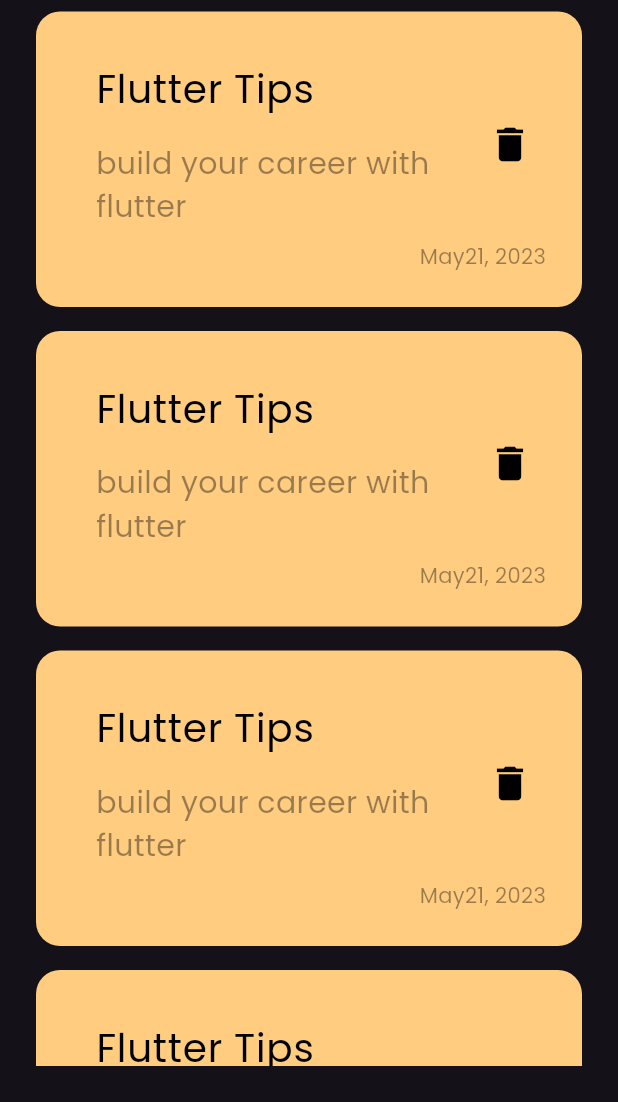
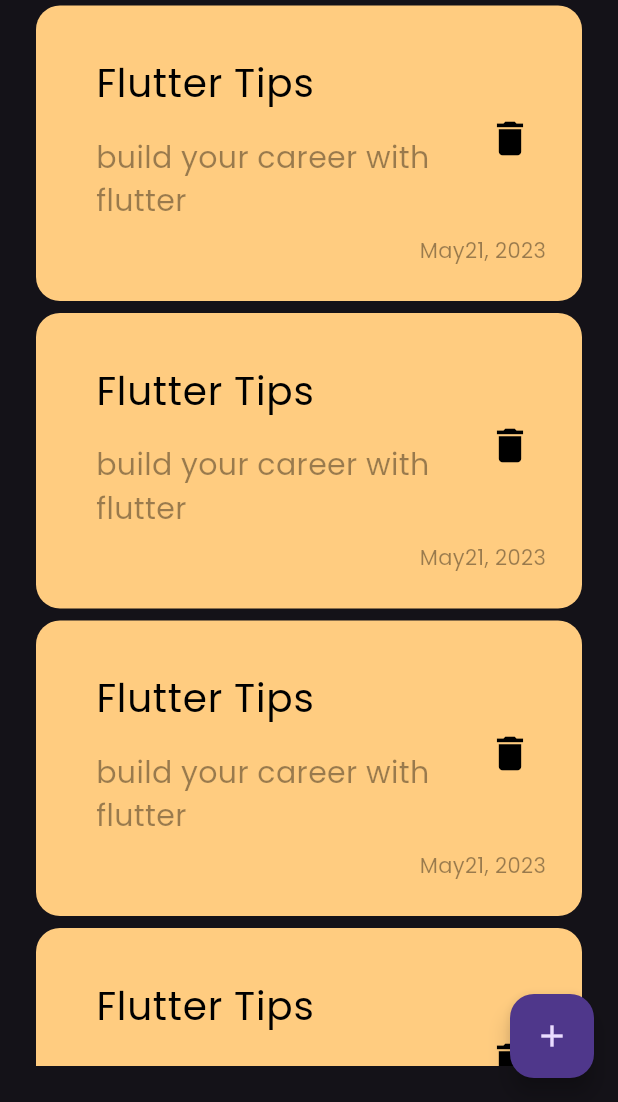
Before and after one commit to MahmoudEldeeb10/notesapp, a Flutter app: the screen it shows after launch, on a phone screen of 412 x 824 dp, the part 134-1236 px from its top. Run offline on Flutter 3.47's test engine with Material 3 defaults, Android fonts, the phone set to English and light mode, and no system bars.

Commit message:
add floating action button

```diff
--- a/lib/views/notes_view.dart
+++ b/lib/views/notes_view.dart
@@ -6,6 +6,12 @@ class NotesView extends StatelessWidget {
 
   @override
   Widget build(BuildContext context) {
-    return Scaffold(body: NotesViewBody());
+    return Scaffold(
+      floatingActionButton: FloatingActionButton(
+        onPressed: () {},
+        child: Icon(Icons.add),
+      ),
+      body: NotesViewBody(),
+    );
   }
 }
--- a/lib/views/widgets/notes_list_view.dart
+++ b/lib/views/widgets/notes_list_view.dart
@@ -9,7 +9,7 @@ class NotesListView extends StatelessWidget {
     return ListView.builder(
       itemBuilder: (context, index) {
         return const Padding(
-          padding: EdgeInsets.symmetric(vertical: 8),
+          padding: EdgeInsets.symmetric(vertical: 4),
           child: NoteItem(),
         );
       },
--- a/lib/views/widgets/notes_view_body.dart
+++ b/lib/views/widgets/notes_view_body.dart
@@ -1,6 +1,5 @@
 import 'package:flutter/material.dart';
 import 'package:notes_app/views/widgets/custom_app_bar.dart';
-import 'package:notes_app/views/widgets/custom_note_icon.dart';
 import 'package:notes_app/views/widgets/notes_list_view.dart';
 
 class NotesViewBody extends StatelessWidget {
```
